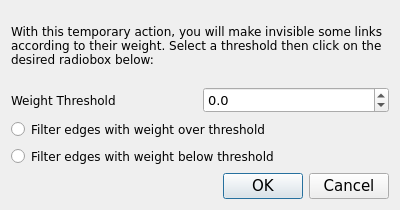
Above: src/forms/filteredgesbyweightdialog.ui from socnetv/app before the change. Below: the same form after it.
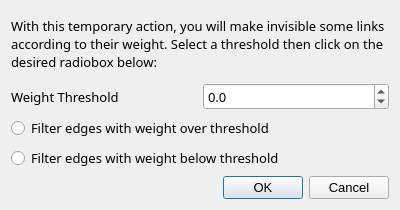
That is the form after the change.

Commit message: even more dialog font fixes 4

The edit to the form file:
```diff
--- a/src/forms/filteredgesbyweightdialog.ui
+++ b/src/forms/filteredgesbyweightdialog.ui
@@ -18,7 +18,7 @@
   </property>
   <property name="font">
    <font>
-    <family>DejaVu Sans</family>
+    <pointsize>10</pointsize>
    </font>
   </property>
   <property name="windowTitle">
@@ -113,12 +113,6 @@
    </item>
    <item row="4" column="0">
     <widget class="QDialogButtonBox" name="buttonBox">
-     <property name="font">
-      <font>
-       <family>DejaVu Sans</family>
-       <pointsize>11</pointsize>
-      </font>
-     </property>
      <property name="orientation">
       <enum>Qt::Horizontal</enum>
      </property>
```
